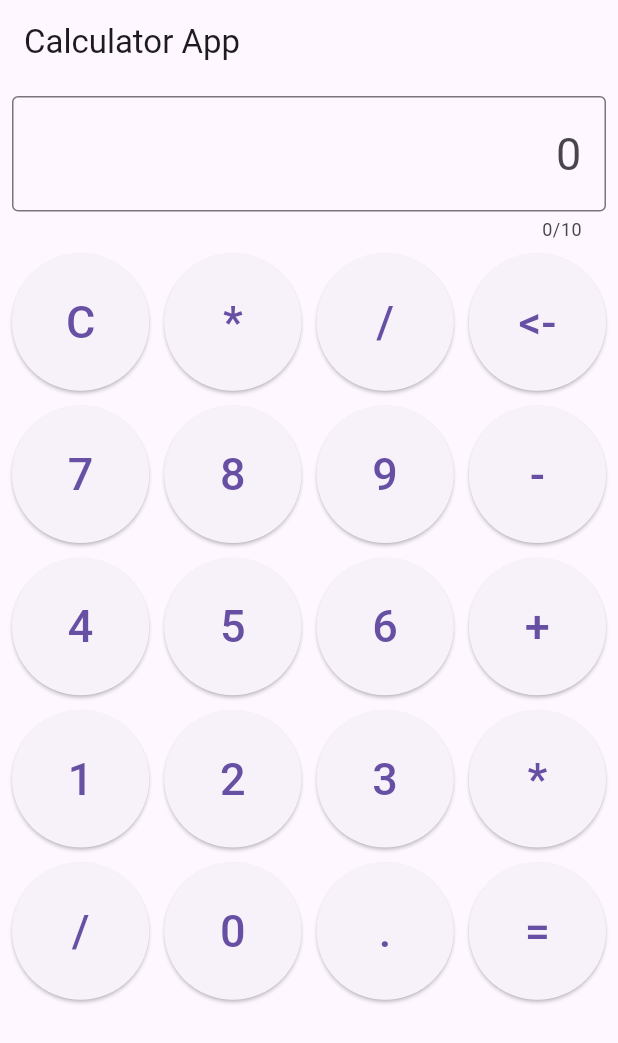
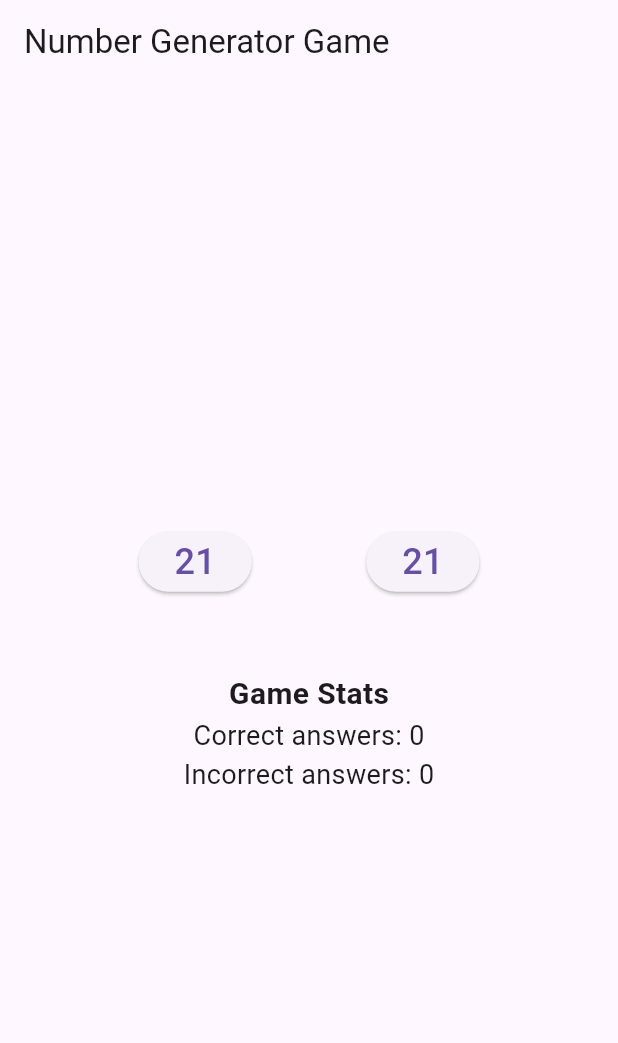
Before and after one commit to ChewanRai1/AppdevClass, a Flutter app: the screen it shows after launch, on a phone screen of 412 x 824 dp. Shown: the top 1043 px of the screen. Run offline on Flutter 3.47's test engine with Material 3 defaults, Android fonts, the phone set to English and light mode, and no system bars.

Commit message:
Game scren added assignment of week 4

```diff
--- /dev/null
+++ b/lib/Screen/game_screen.dart
@@ -0,0 +1,104 @@
+import 'dart:math';
+import 'package:flutter/material.dart';
+
+class GameScreen extends StatefulWidget {
+  const GameScreen({super.key});
+  @override
+  _GameScreenState createState() => _GameScreenState();
+}
+
+class _GameScreenState extends State<GameScreen> {
+  int correctAnswers = 0;
+  int incorrectAnswers = 0;
+  int guessCount = 0;
+  int number1 = Random().nextInt(100) + 1;
+  int number2 = Random().nextInt(100) + 1;
+  void generateNumbers() {
+    setState(() {
+      number1 = Random().nextInt(100) + 1;
+      number2 = Random().nextInt(100) + 1;
+    });
+  }
+
+  void checkGuess(bool isFirstNumber) {
+    if (guessCount >= 10) return;
+    setState(() {
+      if ((isFirstNumber && number1 > number2) ||
+          (!isFirstNumber && number2 > number1)) {
+        correctAnswers++;
+      } else {
+        incorrectAnswers++;
+      }
+      guessCount++;
+      if (guessCount < 10) {
+        generateNumbers();
+      }
+    });
+  }
+
+  void restartGame() {
+    setState(() {
+      correctAnswers = 0;
+      incorrectAnswers = 0;
+      guessCount = 0;
+      generateNumbers();
+    });
+  }
+
+  @override
+  Widget build(BuildContext context) {
+    return Scaffold(
+      appBar: AppBar(
+        title: const Text('Number Generator Game'),
+      ),
+      body: Padding(
+        padding: const EdgeInsets.all(16.0),
+        child: Column(
+          mainAxisAlignment: MainAxisAlignment.center,
+          children: [
+            if (guessCount < 10) ...[
+              Row(
+                mainAxisAlignment: MainAxisAlignment.spaceEvenly,
+                children: [
+                  ElevatedButton(
+                    onPressed: () => checkGuess(true),
+                    child:
+                        Text('$number1', style: const TextStyle(fontSize: 24)),
+                  ),
+                  ElevatedButton(
+                    onPressed: () => checkGuess(false),
+                    child:
+                        Text('$number2', style: const TextStyle(fontSize: 24)),
+                  ),
+                ],
+              ),
+            ],
+            Center(
+              child: Column(
+                children: [
+                  const SizedBox(height: 50),
+                  const Text('Game Stats',
+                      style:
+                          TextStyle(fontSize: 20, fontWeight: FontWeight.bold)),
+                  Text('Correct answers: $correctAnswers',
+                      style: const TextStyle(fontSize: 18)),
+                  Text('Incorrect answers: $incorrectAnswers',
+                      style: const TextStyle(fontSize: 18)),
+                  if (guessCount >= 10) ...[
+                    const SizedBox(height: 20),
+                    const Text('Game Over',
+                        style: TextStyle(fontSize: 24, color: Colors.red)),
+                    ElevatedButton(
+                      onPressed: restartGame,
+                      child: const Text('Restart Game'),
+                    ),
+                  ],
+                ],
+              ),
+            )
+          ],
+        ),
+      ),
+    );
+  }
+}
--- a/lib/app/app.dart
+++ b/lib/app/app.dart
@@ -2,6 +2,9 @@
 // import 'package:flutter_application_1/screen/hello_world_screen.dart';
 import 'package:flutter/material.dart';
 import 'package:flutter_application_1/Screen/calculatorr_screen.dart';
+import 'package:flutter_application_1/Screen/dashboard_screen.dart';
+import 'package:flutter_application_1/Screen/game_screen.dart';
+import 'package:flutter_application_1/Screen/profile_screen.dart';
 import 'package:flutter_application_1/Screen/simple_interest.dart';
 import 'package:flutter_application_1/Screen/task_screen.dart';
 import 'package:flutter_application_1/Screen/taskk_screen.dart';
@@ -14,7 +17,7 @@ class App extends StatelessWidget {
   @override
   Widget build(BuildContext context) {
     return const MaterialApp(
-      home: CalculatorrScreen(),
+      home: GameScreen(),
     );
   }
 }
```
Also changed, not shown: lib/Screen/profile_screen.dart (added, +62 -0 lines), pubspec.lock.
